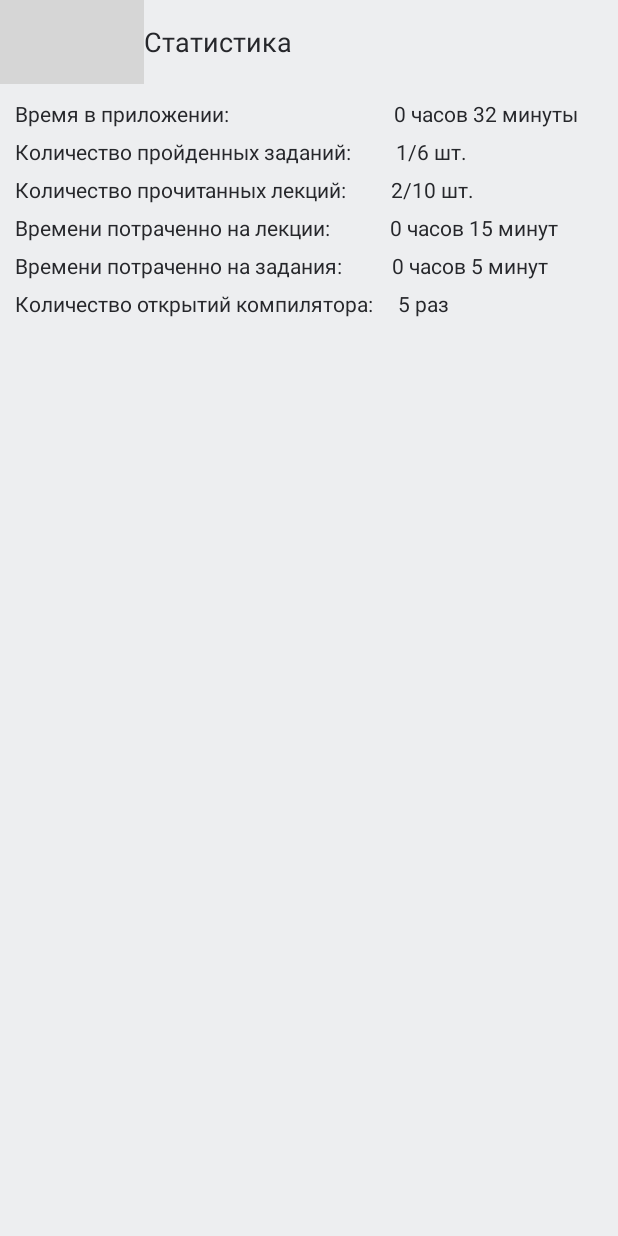
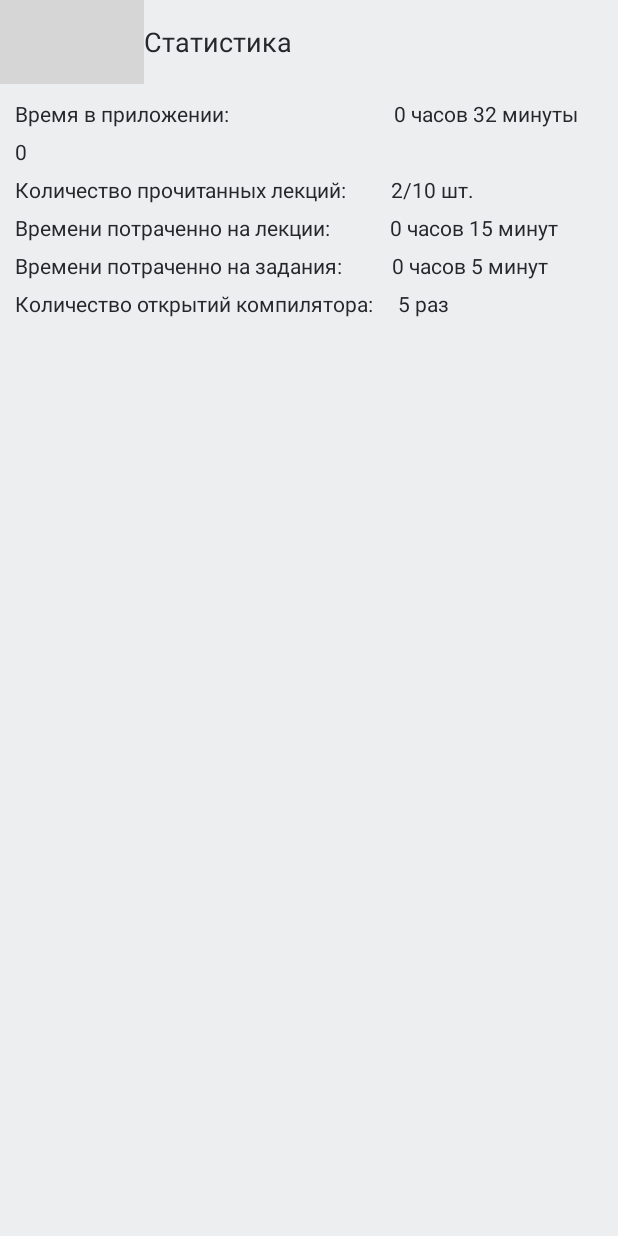
Before and after one commit to Witxy/LernyCode, an Android app: the StatActivity screen opened directly, with no data from a screen before it, on a phone screen of 412 x 824 dp. Run offline under Robolectric (Android 15) with nearby library versions, the phone set to English and light mode, and no system bars; grey boxes are pictures that could not be loaded.

Commit message:
Убрал кнопку рефреш в заданиях Добавил счетчик статистики пройденных заданий Начал работу с статистикой

```diff
--- a/app/src/main/AndroidManifest.xml
+++ b/app/src/main/AndroidManifest.xml
@@ -1,7 +1,7 @@
 <?xml version="1.0" encoding="utf-8"?>
 <manifest xmlns:android="http://schemas.android.com/apk/res/android"
     package="com.example.tabmenu">
-
+    <uses-permission android:name="android.permission.INTERNET"/>
     <application
         android:allowBackup="true"
         android:icon="@mipmap/ic_launcher"
--- a/app/src/main/java/com/example/tabmenu/StatActivity.kt
+++ b/app/src/main/java/com/example/tabmenu/StatActivity.kt
@@ -1,11 +1,24 @@
 package com.example.tabmenu
 
+import android.os.Bundle
+import android.widget.TextView
 import androidx.appcompat.app.AppCompatActivity
-import android.os.Bundle
+
 
 class StatActivity : AppCompatActivity() {
     override fun onCreate(savedInstanceState: Bundle?) {
         super.onCreate(savedInstanceState)
         setContentView(R.layout.activity_stat)
+
+
+
+        val taskOpen: TextView = findViewById(R.id.taskOpenStat)
+        val prefs = getSharedPreferences("task", MODE_PRIVATE)
+        val editor  = getSharedPreferences("task", MODE_PRIVATE).edit()
+//        editor.remove("taskCount").commit()
+//        editor.remove("task1").commit()
+//       editor.remove("task2").commit()
+        taskOpen.text = prefs.getInt("taskCount",0).toString()
+
     }
 }
--- a/app/src/main/java/com/example/tabmenu/profileFragment/ProfileFragment.kt
+++ b/app/src/main/java/com/example/tabmenu/profileFragment/ProfileFragment.kt
@@ -1,6 +1,5 @@
 package com.example.tabmenu.profileFragment
 
-import android.content.Context
 import android.os.Bundle
 import android.view.*
 import android.widget.ImageView
@@ -31,9 +30,10 @@ class ProfileFragment : Fragment() {
         val profileName = view.findViewById(R.id.profile_name) as TextView
         profileName.text= currentUser?.displayName
 
-        val avatarRef: StorageReference = storageFirebase.child("users/"+mAuth.currentUser.uid+"profile.jpg")
+        val avatarRef: StorageReference = storageFirebase.child("users/" + mAuth.currentUser.uid + "profile.jpg")
         avatarRef.downloadUrl.addOnSuccessListener {
-           Picasso.get().load(it).resize(100,100).noFade().noPlaceholder().into(imageView)
+           Picasso.get().load(it).resize(100,100).noPlaceholder().into(imageView)
+            Picasso.get().load(it).fetch()
 
         }
 
--- a/app/src/main/res/layout/activity_stat.xml
+++ b/app/src/main/res/layout/activity_stat.xml
@@ -46,6 +46,7 @@
             android:textColor="@color/white"
             />
         <TextView
+            android:id="@+id/taskOpenStat"
             android:layout_width="match_parent"
             android:layout_height="20dp"
             android:layout_marginStart="10dp"
--- a/app/src/main/res/layout/activity_task_complete.xml
+++ b/app/src/main/res/layout/activity_task_complete.xml
@@ -131,6 +131,7 @@
 
     </TableLayout>
 
+    <!--
     <ImageButton
         android:id="@+id/refreshButton"
         android:layout_width="35dp"
@@ -143,7 +144,7 @@
         app:layout_constraintBottom_toTopOf="@+id/errorTable"
         app:layout_constraintStart_toStartOf="parent"
         app:srcCompat="@drawable/ic_refresh" />
-
+-->
 
     <ImageButton
         android:id="@+id/nextButton"
```
Also changed, not shown: app/src/main/java/com/example/tabmenu/TaskComplete.kt (+59 -41 lines).
